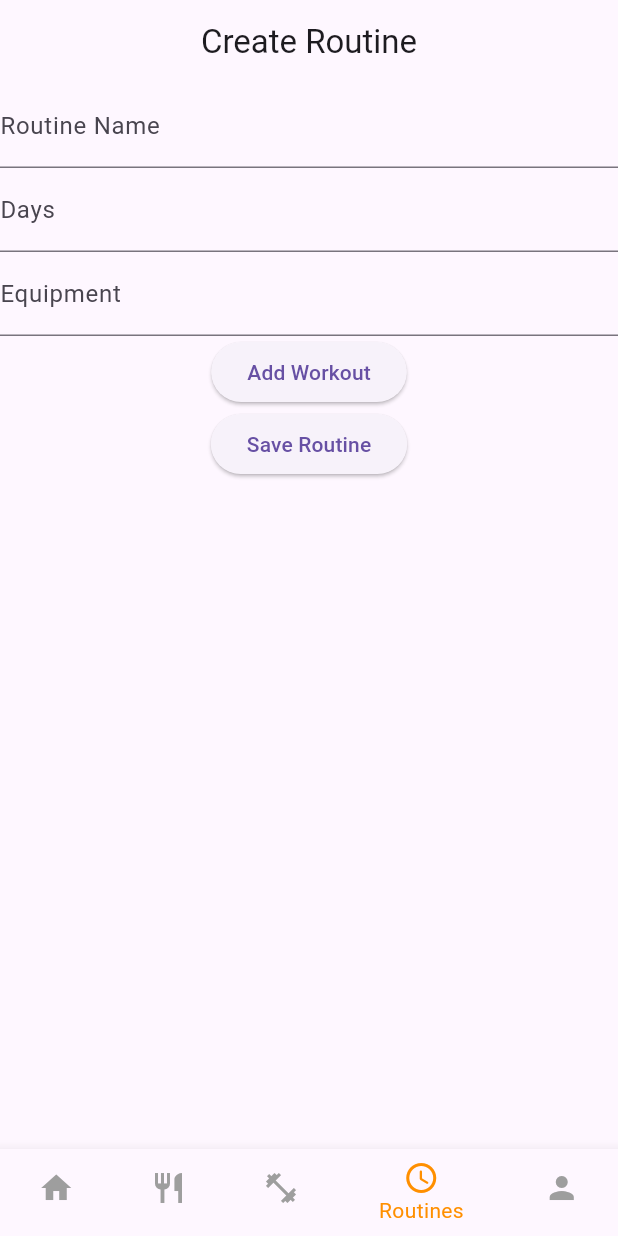
After one commit to CSCI4100U/mobile-group-project-2023-kagmj, a Flutter app: the HomeScreen screen opened by its route, item 4 of the bottom bar chosen, after a tap on the "delete" icon, on a phone screen of 412 x 824 dp. The commit adds this screen. Run offline on Flutter 3.47's test engine with Material 3 defaults, Android fonts, the phone set to English and light mode, and no system bars; our stand-ins replace cloud_firestore, firebase_auth, firebase_core, firebase_messaging, flutter_local_notifications, shared_preferences and 1 more; accounts and stored records are empty.

Commit message:
added routine creation
- routine builder page
- option to select routine when logging workout
- card view modified to show routine

```diff
--- /dev/null
+++ b/lib/create_routine.dart
@@ -0,0 +1,137 @@
+import 'package:flutter/material.dart';
+import 'log_database.dart';
+import 'routine.dart';
+
+class CreateRoutinePage extends StatefulWidget {
+  const CreateRoutinePage({super.key});
+
+  @override
+  _CreateRoutinePageState createState() => _CreateRoutinePageState();
+}
+
+class _CreateRoutinePageState extends State<CreateRoutinePage> {
+  final _formKey = GlobalKey<FormState>();
+  String routineName = '';
+  String days = '';
+  String equipment = '';
+  List<String> workouts = [''];
+
+  // Create an instance of DatabaseHelper
+  final DatabaseHelper _databaseHelper = DatabaseHelper();
+
+  void addWorkout() {
+    setState(() {
+      workouts.add('');
+    });
+  }
+
+  void deleteWorkout(int index) {
+    setState(() {
+      workouts.removeAt(index);
+    });
+  }
+
+  Future<void> saveRoutine() async {
+    if (_formKey.currentState!.validate()) {
+      _formKey.currentState!.save();
+
+      // Create a Routine object
+      final Routine newRoutine = Routine(
+        name: routineName,
+        days: days,
+        equipment: equipment,
+        workouts: workouts,
+      );
+
+      // Save the routine in the database
+      await _databaseHelper.insertRoutine(newRoutine);
+
+      // Show a SnackBar upon successful save
+      ScaffoldMessenger.of(context).showSnackBar(
+        SnackBar(
+          content: Text('Routine successfully saved!'),
+          duration: Duration(seconds: 2),
+        ),
+      );
+
+      // Clear the form
+      _formKey.currentState!.reset();
+      setState(() {
+        routineName = '';
+        days = '';
+        equipment = '';
+        workouts = [''];
+      });
+    }
+  }
+
+  @override
+  Widget build(BuildContext context) {
+    return Scaffold(
+      appBar: AppBar(
+        title: Text('Create Routine'),
+        automaticallyImplyLeading: false,
+        centerTitle: true,
+      ),
+      body: Form(
+        key: _formKey,
+        child: SingleChildScrollView(
+          child: Column(
+            children: <Widget>[
+              TextFormField(
+                decoration: InputDecoration(labelText: 'Routine Name'),
+                onSaved: (value) {
+                  routineName = value ?? '';
+                },
+              ),
+              TextFormField(
+                decoration: InputDecoration(labelText: 'Days'),
+                onSaved: (value) {
+                  days = value ?? '';
+                },
+              ),
+              TextFormField(
+                decoration: InputDecoration(labelText: 'Equipment'),
+                onSaved: (value) {
+                  equipment = value ?? '';
+                },
+              ),
+              Column(
+                children: workouts.asMap().map((index, workout) {
+                  return MapEntry(
+                    index,
+                    Row(
+                      children: [
+                        Expanded(
+                          child: TextFormField(
+                            initialValue: workout,
+                            decoration: InputDecoration(labelText: 'Workout'),
+                            onChanged: (value) {
+                              workouts[index] = value;
+                            },
+                          ),
+                        ),
+                        IconButton(
+                          icon: Icon(Icons.delete),
+                          onPressed: () => deleteWorkout(index),
+                        ),
+                      ],
+                    ),
+                  );
+                }).values.toList(),
+              ),
+              ElevatedButton(
+                onPressed: addWorkout,
+                child: Text('Add Workout'),
+              ),
+              ElevatedButton(
+                onPressed: saveRoutine,
+                child: Text('Save Routine'),
+              ),
+            ],
+          ),
+        ),
+      ),
+    );
+  }
+}
--- a/lib/home_screen.dart
+++ b/lib/home_screen.dart
@@ -1,10 +1,12 @@
 // ignore_for_file: library_private_types_in_public_api, deprecated_member_use
 import 'package:cloud_firestore/cloud_firestore.dart';
+import 'package:final_project/view_routine.dart';
 import 'package:firebase_auth/firebase_auth.dart';
 import 'package:flutter/material.dart';
 import 'package:final_project/log_database.dart';
 import 'package:flutter/gestures.dart';
 import 'package:url_launcher/url_launcher.dart';
+import 'create_routine.dart';
 import 'create_log.dart';
 import 'create_meals.dart';
 import 'profile.dart';
@@ -114,6 +116,16 @@ class _HomeScreenState extends State<HomeScreen> {
                             style: TextStyle(fontSize: 18)
                         ),
                         Text('${log['logDuration'] ?? 'N/A'}'),
+                        ElevatedButton(
+                          onPressed: () {
+                            // Convert routineId to String if RoutineDetailsScreen expects a String
+                            String routineIdAsString = log['routineId'].toString();
+                            Navigator.push(context, MaterialPageRoute(builder: (context) => RoutineDetailsScreen(routineId: routineIdAsString)));
+                          },
+                          child: Text('View Routine'),
+                        ),
+
+
                       ],
                       if (log['type'] == 'meal') ...[
                         const SizedBox(height: 15),
@@ -170,6 +182,7 @@ class _HomeScreenState extends State<HomeScreen> {
       _buildHomeScreen(),
       const Scaffold(body: CreateMealScreen()),
       const Scaffold(body: CreateLogScreen()),
+      const Scaffold(body: CreateRoutinePage()),
       const Scaffold(body: ProfileScreen()),
     ];
   }
@@ -240,6 +253,10 @@ class _HomeScreenState extends State<HomeScreen> {
             label: 'Log Workout',
           ),
           BottomNavigationBarItem(
+            icon: Icon(Icons.access_time_rounded),
+            label: 'Routines',
+          ),
+          BottomNavigationBarItem(
             icon: Icon(Icons.person),
             label: 'Profile',
           ),
--- a/lib/log_database.dart
+++ b/lib/log_database.dart
@@ -1,3 +1,4 @@
+import 'package:final_project/routine.dart';
 import 'package:sqflite/sqflite.dart';
 import 'package:path/path.dart';
 
@@ -22,7 +23,7 @@ class DatabaseHelper {
     String path = join(await getDatabasesPath(), 'your_database.db');
     return await openDatabase(
       path,
-      version: 3,
+      version: 5,
       onCreate: (Database db, int version) async {
         await db.execute('''
         CREATE TABLE $tableName (
@@ -33,11 +34,21 @@ class DatabaseHelper {
           logTime TEXT,
           logDescription TEXT,
           workoutType TEXT,
-    selectedGear TEXT,
           logDuration TEXT,
           type TEXT,
           foodItems TEXT,
-    recipes TEXT
+          recipes TEXT,
+          routineId INTEGER,
+          FOREIGN KEY (routineId) REFERENCES routines(id)
+        )
+      ''');
+        await db.execute('''
+        CREATE TABLE routines (
+          id INTEGER PRIMARY KEY AUTOINCREMENT,
+          name TEXT,
+          days TEXT,
+          equipment TEXT,
+          workouts TEXT
         )
       ''');
       },
@@ -45,11 +56,56 @@ class DatabaseHelper {
     );
   }
 
-  Future<void> _onUpgrade(Database db, int oldVersion, int newVersion) async {
-    if (oldVersion < 3) {
-      await db.execute('ALTER TABLE $tableName ADD COLUMN foodItems TEXT');
-      await db.execute('ALTER TABLE $tableName ADD COLUMN type TEXT');
-      await db.execute('ALTER TABLE $tableName ADD COLUMN recipes TEXT');
+  Future<void> insertRoutine(Routine routine) async {
+    final db = await database;
+    await db.insert(
+      'routines',
+      routine.toMap(),
+      conflictAlgorithm: ConflictAlgorithm.replace,
+    );
+  }
+
+  Future<List<Routine>> getRoutines() async {
+    final db = await database;
+    final List<Map<String, dynamic>> maps = await db.query('routines');
+
+    return List.generate(maps.length, (i) {
+      return Routine(
+        id: maps[i]['id'],
+        name: maps[i]['name'],
+        days: maps[i]['days'],
+        equipment: maps[i]['equipment'],
+        workouts: maps[i]['workouts'].split(', '), // Split the string back into a list
+      );
+    });
+  }
+
+  void _onUpgrade(Database db, int oldVersion, int newVersion) async {
+    if (oldVersion < 5) {
+      await db.execute('''
+      ALTER TABLE $tableName ADD COLUMN routineId INTEGER;
+    ''');
+    }
+  }
+
+  Future<Routine> getRoutineById(int routineId) async {
+    final db = await database;
+    final List<Map<String, dynamic>> maps = await db.query(
+      'routines',
+      where: 'id = ?',
+      whereArgs: [routineId],
+    );
+
+    if (maps.isNotEmpty) {
+      return Routine(
+        id: maps[0]['id'],
+        name: maps[0]['name'],
+        days: maps[0]['days'],
+        equipment: maps[0]['equipment'],
+        workouts: maps[0]['workouts'].split(', '),
+      );
+    } else {
+      throw Exception('Routine not found');
     }
   }
 
--- /dev/null
+++ b/lib/routine.dart
@@ -0,0 +1,21 @@
+class Routine {
+  int? id;
+  final String name;
+  final String days;
+  final String equipment;
+  final List<String> workouts;
+
+  Routine({this.id, required this.name, required this.days, required this.equipment, required this.workouts});
+
+  Map<String, dynamic> toMap() {
+    return {
+      'id': id,
+      'name': name,
+      'days': days,
+      'equipment': equipment,
+      'workouts': workouts.join(', '), // Store workouts as a comma-separated string
+    };
+  }
+
+// Implement a method to create a Routine object from a Map object
+}
--- /dev/null
+++ b/lib/view_routine.dart
@@ -0,0 +1,46 @@
+import 'package:flutter/material.dart';
+import 'package:final_project/log_database.dart'; // Import DatabaseHelper
+import 'package:final_project/routine.dart'; // Import Routine model
+
+class RoutineDetailsScreen extends StatelessWidget {
+  final String routineId;
+
+  RoutineDetailsScreen({Key? key, required this.routineId}) : super(key: key);
+
+  @override
+  Widget build(BuildContext context) {
+    return Scaffold(
+      appBar: AppBar(
+        title: Text('Routine Details'),
+      ),
+      body: FutureBuilder<Routine>(
+        future: DatabaseHelper().getRoutineById(int.parse(routineId)), // Fetch routine
+        builder: (context, snapshot) {
+          if (snapshot.connectionState == ConnectionState.waiting) {
+            return Center(child: CircularProgressIndicator());
+          }
+          if (snapshot.hasError) {
+            return Center(child: Text('Error: ${snapshot.error}'));
+          }
+          if (!snapshot.hasData) {
+            return Center(child: Text('Routine not found'));
+          }
+          Routine routine = snapshot.data!;
+
+          return Padding(
+            padding: EdgeInsets.all(16.0),
+            child: Column(
+              crossAxisAlignment: CrossAxisAlignment.start,
+              children: <Widget>[
+                Text('Name: ${routine.name}', style: TextStyle(fontSize: 20, fontWeight: FontWeight.bold)),
+                Text('Days: ${routine.days}'),
+                Text('Equipment: ${routine.equipment}'),
+                Text('Workouts: ${routine.workouts.join(", ")}'),
+              ],
+            ),
+          );
+        },
+      ),
+    );
+  }
+}
```
Also changed, not shown: lib/create_exercise.dart (deleted, +0 -130 lines), lib/create_log.dart (+32 -39 lines), lib/exercise.dart (deleted, +0 -36 lines). Lines whose indentation alone changed are shown as unchanged.
